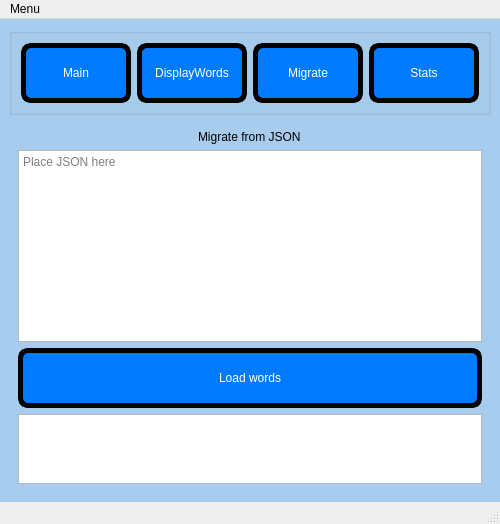
Before: the Qt Designer form interface/main.ui in Krystiankr/PYQT5, drawn with Qt 5.
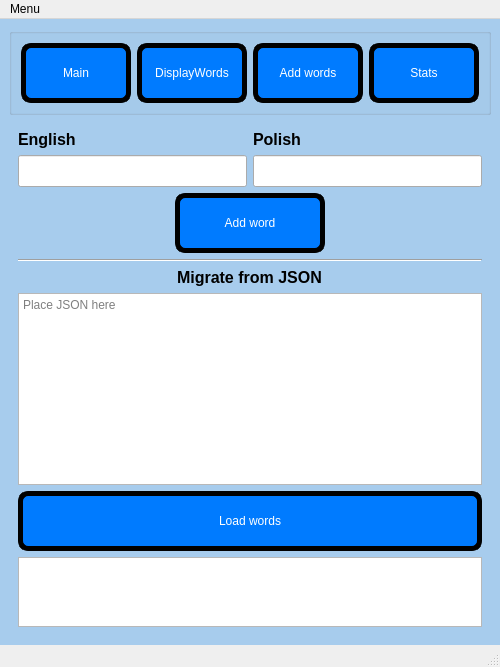
After: the same form once the commit is applied. The open tabs and pages were chosen to show the change.

Commit message: Add new word function with checker

Patch:
```diff
--- a/interface/main.ui
+++ b/interface/main.ui
@@ -82,7 +82,7 @@
        <item>
         <widget class="QPushButton" name="btnMigrate">
          <property name="text">
-          <string>Migrate</string>
+          <string>Add words</string>
          </property>
         </widget>
        </item>
@@ -222,6 +222,82 @@
       </widget>
       <widget class="QWidget" name="MigratePage">
        <layout class="QVBoxLayout" name="verticalLayout_3">
+        <item>
+         <layout class="QHBoxLayout" name="horizontalLayout_3">
+          <item>
+           <layout class="QVBoxLayout" name="verticalLayout_7">
+            <item>
+             <widget class="QLabel" name="label_2">
+              <property name="font">
+               <font>
+                <pointsize>12</pointsize>
+                <bold>true</bold>
+               </font>
+              </property>
+              <property name="text">
+               <string>English</string>
+              </property>
+             </widget>
+            </item>
+            <item>
+             <widget class="QLineEdit" name="txtEnglishWord">
+              <property name="font">
+               <font>
+                <pointsize>15</pointsize>
+               </font>
+              </property>
+             </widget>
+            </item>
+           </layout>
+          </item>
+          <item>
+           <layout class="QVBoxLayout" name="verticalLayout_6">
+            <item>
+             <widget class="QLabel" name="label">
+              <property name="font">
+               <font>
+                <pointsize>12</pointsize>
+                <bold>true</bold>
+               </font>
+              </property>
+              <property name="text">
+               <string>Polish</string>
+              </property>
+             </widget>
+            </item>
+            <item>
+             <widget class="QLineEdit" name="txtPolishWord">
+              <property name="font">
+               <font>
+                <pointsize>15</pointsize>
+               </font>
+              </property>
+             </widget>
+            </item>
+           </layout>
+          </item>
+         </layout>
+        </item>
+        <item alignment="Qt::AlignHCenter|Qt::AlignVCenter">
+         <widget class="QPushButton" name="btnAddWord">
+          <property name="minimumSize">
+           <size>
+            <width>150</width>
+            <height>0</height>
+           </size>
+          </property>
+          <property name="text">
+           <string>Add word</string>
+          </property>
+         </widget>
+        </item>
+        <item>
+         <widget class="Line" name="line_3">
+          <property name="orientation">
+           <enum>Qt::Horizontal</enum>
+          </property>
+         </widget>
+        </item>
         <item alignment="Qt::AlignHCenter">
          <widget class="QLabel" name="lblMigrate">
           <property name="sizePolicy">
@@ -236,6 +312,12 @@
             <height>0</height>
            </size>
           </property>
+          <property name="font">
+           <font>
+            <pointsize>12</pointsize>
+            <bold>true</bold>
+           </font>
+          </property>
           <property name="text">
            <string>Migrate from JSON</string>
           </property>
```
Left out of the diff: 15 changed lines with no effect on the pictures. The commit also changes 3 other files.
